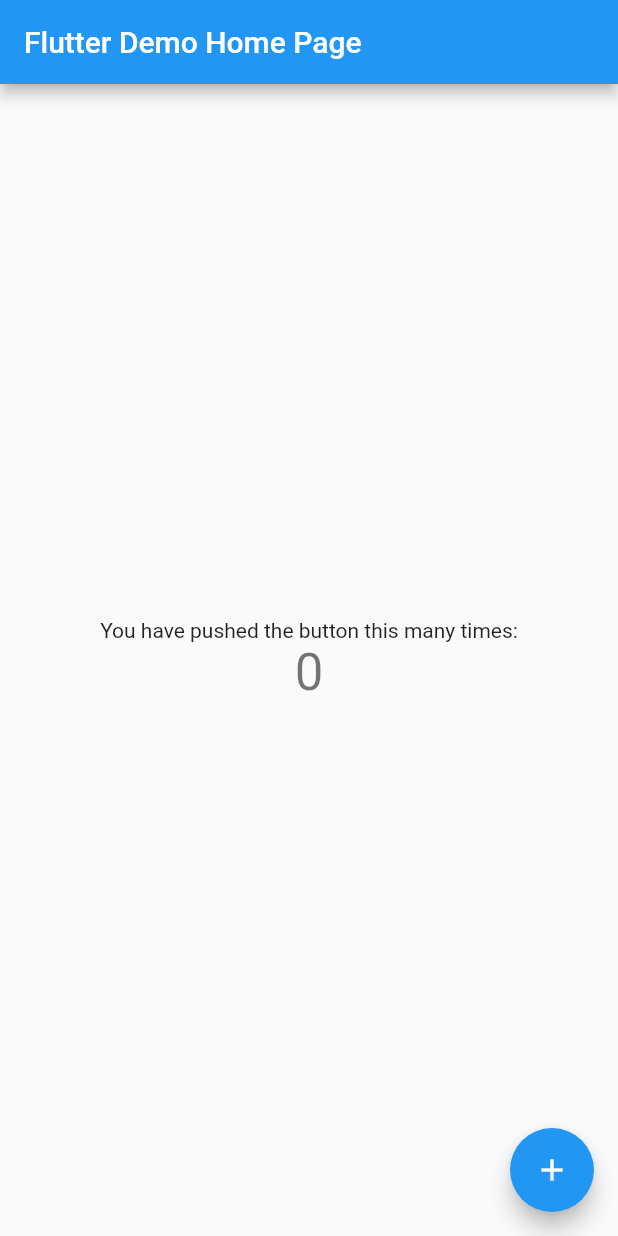
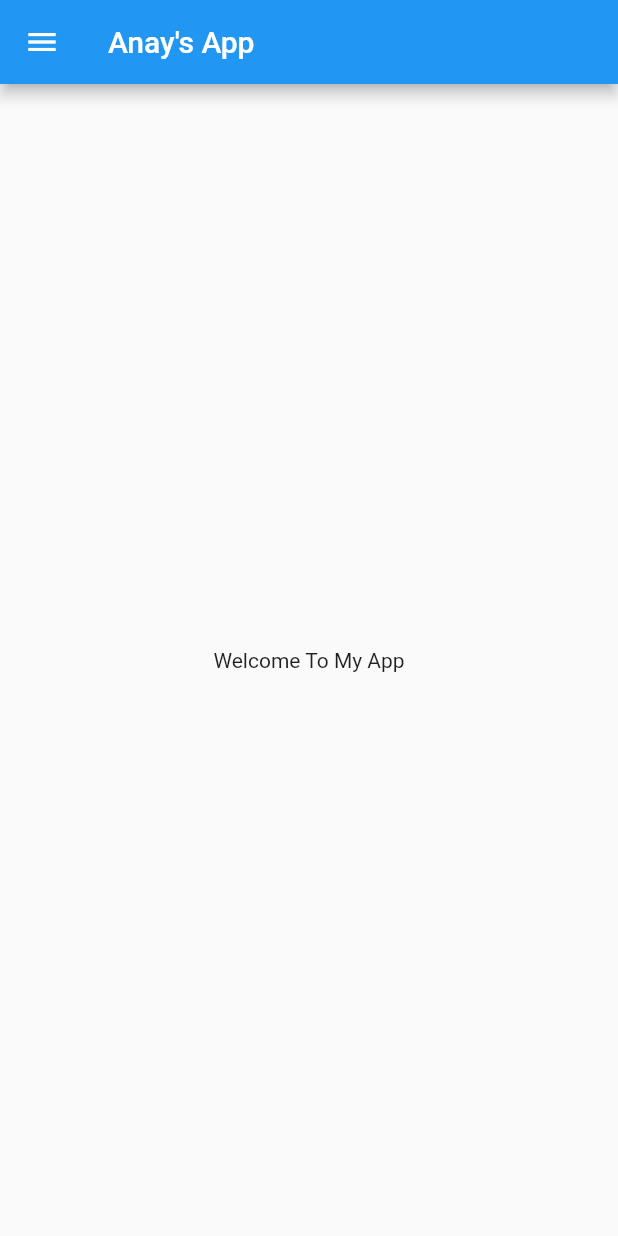
Before and after one commit to anayaher/flutterTut, a Flutter app: the screen it shows after launch, on a phone screen of 412 x 824 dp. Run offline on Flutter 3.47's test engine with Material 2 defaults, Android fonts, the phone set to English and light mode, and no system bars.

Commit message:
day2 completed

```diff
--- /dev/null
+++ b/lib/home_page.dart
@@ -0,0 +1,18 @@
+import 'package:flutter/material.dart';
+
+class Homepage extends StatelessWidget {
+  const Homepage({super.key});
+
+  @override
+  Widget build(BuildContext context) {
+    return Scaffold(
+      appBar: AppBar(
+        title: Text("Anay's App"),
+      ),
+      body: Center(
+        child: Text("Welcome To My App"),
+      ),
+      drawer: Drawer(),
+    );
+  }
+}
--- a/lib/main.dart
+++ b/lib/main.dart
@@ -1,115 +1,14 @@
 import 'package:flutter/material.dart';
 
+import 'home_page.dart';
+
 void main() {
-  runApp(const MyApp());
+  runApp(MyApp());
 }
 
 class MyApp extends StatelessWidget {
-  const MyApp({super.key});
-
-  // This widget is the root of your application.
   @override
   Widget build(BuildContext context) {
-    return MaterialApp(
-      title: 'Flutter Demo',
-      theme: ThemeData(
-        // This is the theme of your application.
-        //
-        // Try running your application with "flutter run". You'll see the
-        // application has a blue toolbar. Then, without quitting the app, try
-        // changing the primarySwatch below to Colors.green and then invoke
-        // "hot reload" (press "r" in the console where you ran "flutter run",
-        // or simply save your changes to "hot reload" in a Flutter IDE).
-        // Notice that the counter didn't reset back to zero; the application
-        // is not restarted.
-        primarySwatch: Colors.blue,
-      ),
-      home: const MyHomePage(title: 'Flutter Demo Home Page'),
-    );
+    return MaterialApp(home: Homepage());
   }
 }
-
-class MyHomePage extends StatefulWidget {
-  const MyHomePage({super.key, required this.title});
-
-  // This widget is the home page of your application. It is stateful, meaning
-  // that it has a State object (defined below) that contains fields that affect
-  // how it looks.
-
-  // This class is the configuration for the state. It holds the values (in this
-  // case the title) provided by the parent (in this case the App widget) and
-  // used by the build method of the State. Fields in a Widget subclass are
-  // always marked "final".
-
-  final String title;
-
-  @override
-  State<MyHomePage> createState() => _MyHomePageState();
-}
-
-class _MyHomePageState extends State<MyHomePage> {
-  int _counter = 0;
-
-  void _incrementCounter() {
-    setState(() {
-      // This call to setState tells the Flutter framework that something has
-      // changed in this State, which causes it to rerun the build method below
-      // so that the display can reflect the updated values. If we changed
-      // _counter without calling setState(), then the build method would not be
-      // called again, and so nothing would appear to happen.
-      _counter++;
-    });
-  }
-
-  @override
-  Widget build(BuildContext context) {
-    // This method is rerun every time setState is called, for instance as done
-    // by the _incrementCounter method above.
-    //
-    // The Flutter framework has been optimized to make rerunning build methods
-    // fast, so that you can just rebuild anything that needs updating rather
-    // than having to individually change instances of widgets.
-    return Scaffold(
-      appBar: AppBar(
-        // Here we take the value from the MyHomePage object that was created by
-        // the App.build method, and use it to set our appbar title.
-        title: Text(widget.title),
-      ),
-      body: Center(
-        // Center is a layout widget. It takes a single child and positions it
-        // in the middle of the parent.
-        child: Column(
-          // Column is also a layout widget. It takes a list of children and
-          // arranges them vertically. By default, it sizes itself to fit its
-          // children horizontally, and tries to be as tall as its parent.
-          //
-          // Invoke "debug painting" (press "p" in the console, choose the
-          // "Toggle Debug Paint" action from the Flutter Inspector in Android
-          // Studio, or the "Toggle Debug Paint" command in Visual Studio Code)
-          // to see the wireframe for each widget.
-          //
-          // Column has various properties to control how it sizes itself and
-          // how it positions its children. Here we use mainAxisAlignment to
-          // center the children vertically; the main axis here is the vertical
-          // axis because Columns are vertical (the cross axis would be
-          // horizontal).
-          mainAxisAlignment: MainAxisAlignment.center,
-          children: <Widget>[
-            const Text(
-              'You have pushed the button this many times:',
-            ),
-            Text(
-              '$_counter',
-              style: Theme.of(context).textTheme.headline4,
-            ),
-          ],
-        ),
-      ),
-      floatingActionButton: FloatingActionButton(
-        onPressed: _incrementCounter,
-        tooltip: 'Increment',
-        child: const Icon(Icons.add),
-      ), // This trailing comma makes auto-formatting nicer for build methods.
-    );
-  }
-}
```
